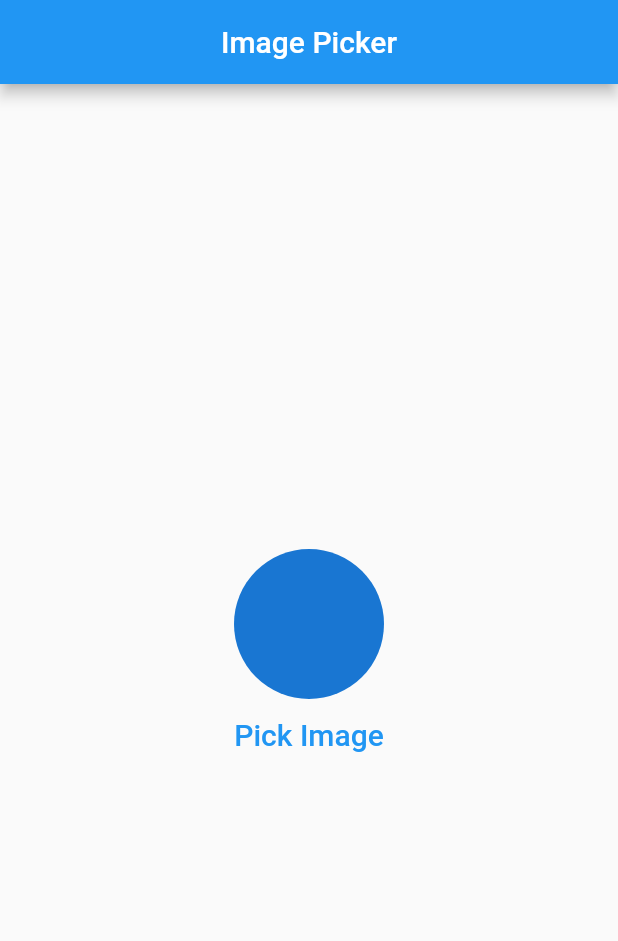
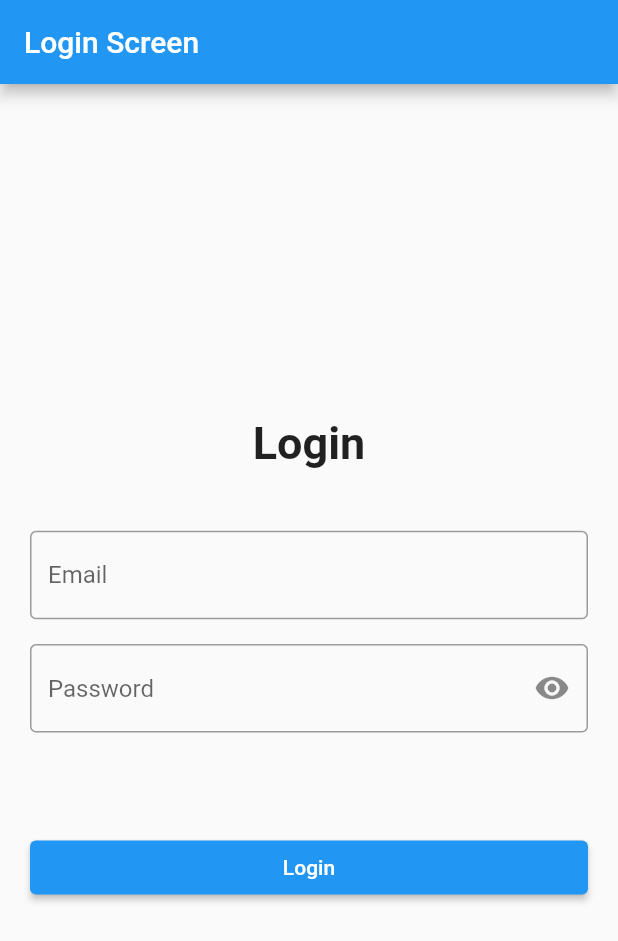
Before and after one commit to Shahabmustafa/Flutter_Getx_Beginner, a Flutter app: the screen it shows after launch, on a phone screen of 412 x 824 dp. Shown: the top 941 px of the screen. Run offline on Flutter 3.47's test engine with Material 2 defaults, Android fonts, the phone set to English and light mode, and no system bars; our stand-ins replace get, image_picker.

Commit message:
Post Api with Getx

```diff
--- /dev/null
+++ b/lib/State Mangement/Api/login_controller.dart
@@ -0,0 +1,38 @@
+import 'dart:convert';
+
+import 'package:flutter/cupertino.dart';
+import 'package:flutter_getx_begginer/second_screen.dart';
+import 'package:get/get.dart';
+import 'package:http/http.dart';
+
+class LoginController extends GetxController{
+
+  final emailController = TextEditingController().obs;
+  final passwordController = TextEditingController().obs;
+
+  RxBool loading = false.obs;
+
+  void loginApi()async{
+    loading.value = true;
+    try{
+      final response = await post(Uri.parse('https://reqres.in/api/login'),
+          body: {
+            'email' : emailController.value.text,
+            'password' : passwordController.value.text,
+          });
+      var data = jsonDecode(response.body);
+      if(response.statusCode == 200){
+        Get.snackbar('Login Sucessfully', 'Cong');
+        Get.toNamed('/thirdscreen');
+        loading.value = false;
+      }else{
+        Get.snackbar('Error', data['error']);
+        loading.value = false;
+      }
+    }catch(e){
+      Get.snackbar('Exception', e.toString());
+      loading.value = false;
+    }
+  }
+
+}
--- /dev/null
+++ b/lib/State Mangement/Api/login_in.dart
@@ -0,0 +1,70 @@
+import 'package:flutter/material.dart';
+import 'package:flutter_getx_begginer/State%20Mangement/Api/login_controller.dart';
+import 'package:get/get.dart';
+
+class LoginPage extends StatefulWidget {
+  const LoginPage({Key? key}) : super(key: key);
+
+  @override
+  State<LoginPage> createState() => _LoginPageState();
+}
+
+class _LoginPageState extends State<LoginPage> {
+
+  LoginController controller = Get.put(LoginController());
+
+  @override
+  Widget build(BuildContext context) {
+    return Scaffold(
+      appBar: AppBar(
+        title: Text('Login Screen'),
+      ),
+      body: Padding(
+        padding: const EdgeInsets.symmetric(horizontal: 20.0),
+        child: Column(
+          mainAxisAlignment: MainAxisAlignment.center,
+          crossAxisAlignment: CrossAxisAlignment.stretch,
+          children: [
+            const Center(child: Text('Login',style: TextStyle(fontSize: 30.0,fontWeight: FontWeight.bold),)),
+            SizedBox(
+              height: Get.height * 0.05,
+            ),
+            TextFormField(
+              controller: controller.emailController.value,
+              decoration: const InputDecoration(
+                hintText: 'Email',
+                border: OutlineInputBorder(),
+              ),
+            ),
+            SizedBox(
+              height: Get.height * 0.02,
+            ),
+            TextFormField(
+              controller: controller.passwordController.value,
+              obscureText: true,
+              obscuringCharacter: '*',
+              decoration: const InputDecoration(
+                hintText: 'Password',
+                border: OutlineInputBorder(),
+                suffixIcon: Icon(Icons.visibility)
+              ),
+            ),
+            SizedBox(
+              height: Get.height * 0.08,
+            ),
+            Obx((){
+              return ElevatedButton(
+                style: ElevatedButton.styleFrom(
+                  shadowColor: Colors.black,
+                ),
+                  onPressed: (){
+                    controller.loginApi();
+                  }, child: controller.loading.value ? Center(child: CircularProgressIndicator(color: Colors.white,)) :Text('Login')
+              );
+            }),
+          ],
+        ),
+      ),
+    );
+  }
+}
--- a/lib/main.dart
+++ b/lib/main.dart
@@ -1,4 +1,5 @@
 import 'package:flutter/material.dart';
+import 'package:flutter_getx_begginer/State%20Mangement/Api/login_in.dart';
 import 'package:flutter_getx_begginer/State%20Mangement/Color%20Opasity/color_opacity_controller.dart';
 import 'package:flutter_getx_begginer/State%20Mangement/Counter/counter.dart';
 import 'package:flutter_getx_begginer/State%20Mangement/Image%20Picker/image_pick.dart';
@@ -34,7 +35,7 @@ class MyApp extends StatelessWidget {
       ),
       // home: HomeScreen(),
       getPages: [
-        GetPage(name: '/', page: () => ImagePickerScreen()),
+        GetPage(name: '/', page: () => LoginPage()),
         GetPage(name: '/secondscreen', page: () => SecondPage()),
         GetPage(name: '/thirdscreen', page: () => ThiredScreen()),
       ],
--- a/pubspec.yaml
+++ b/pubspec.yaml
@@ -37,6 +37,7 @@ dependencies:
   cupertino_icons: ^1.0.2
   get: ^4.6.5
   image_picker:
+  http:
 
 dev_dependencies:
   flutter_test:
```
Also changed, not shown: pubspec.lock.
